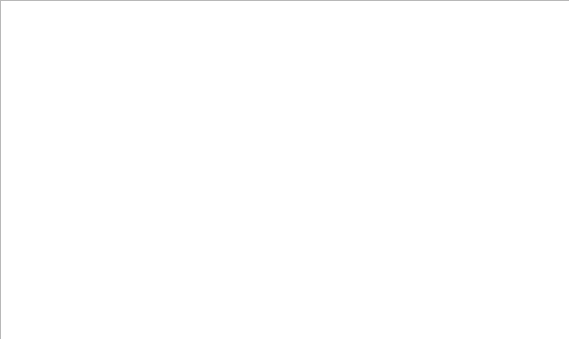
This is tabchildwidget.ui in RunheZH/SCAPES as Qt 5 draws it before an edit. The edited form follows.
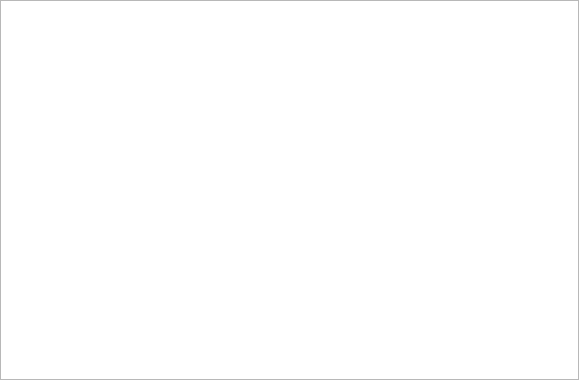
This is the edited form.

```diff
--- a/tabchildwidget.ui
+++ b/tabchildwidget.ui
@@ -6,28 +6,30 @@
    <rect>
     <x>0</x>
     <y>0</y>
-    <width>569</width>
-    <height>339</height>
+    <width>579</width>
+    <height>380</height>
    </rect>
   </property>
   <property name="windowTitle">
    <string>Form</string>
   </property>
-  <widget class="QWidget" name="verticalLayoutWidget">
-   <property name="geometry">
-    <rect>
-     <x>0</x>
-     <y>0</y>
-     <width>571</width>
-     <height>341</height>
-    </rect>
+  <layout class="QGridLayout" name="gridLayout">
+   <property name="leftMargin">
+    <number>0</number>
    </property>
-   <layout class="QVBoxLayout" name="verticalLayout">
-    <item>
-     <widget class="QTextEdit" name="textEdit"/>
-    </item>
-   </layout>
-  </widget>
+   <property name="topMargin">
+    <number>0</number>
+   </property>
+   <property name="rightMargin">
+    <number>0</number>
+   </property>
+   <property name="bottomMargin">
+    <number>0</number>
+   </property>
+   <item row="0" column="0">
+    <widget class="QTextEdit" name="textEdit"/>
+   </item>
+  </layout>
  </widget>
  <resources/>
  <connections/>
```
